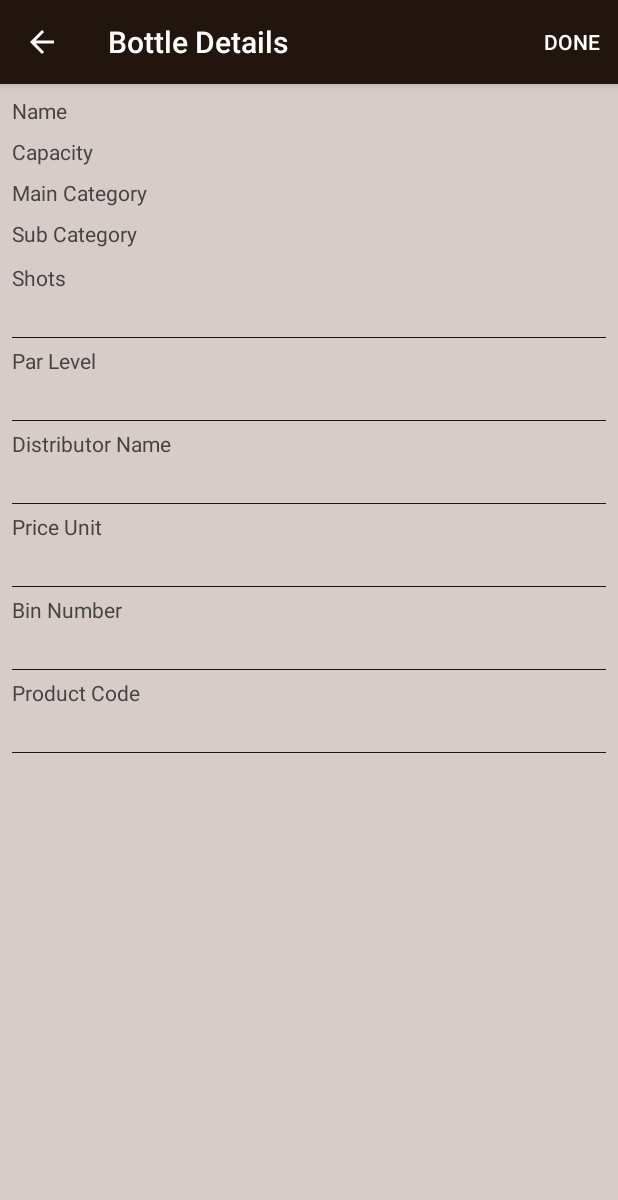
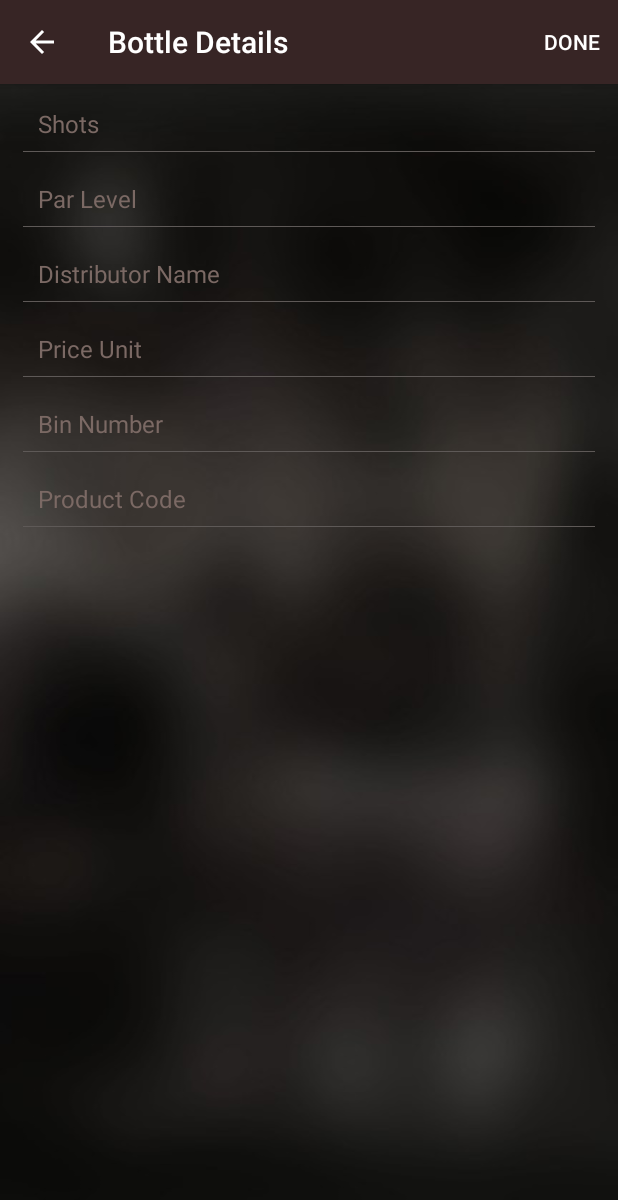
Before and after one commit to KyrosTechnologies/Bar, an Android app: the BottleDetails screen opened directly, with no data from a screen before it, on a phone screen of 412 x 824 dp. Shown: the top 1200 px of the screen. Run offline under Robolectric (Android 15) with nearby library versions, the phone set to English and light mode, and no system bars.

Commit message:
Latest Design

```diff
--- a/app/src/main/res/layout/activity_change_password.xml
+++ b/app/src/main/res/layout/activity_change_password.xml
@@ -17,7 +17,7 @@
         android:orientation="vertical"
         android:layout_margin="15dp">
         <EditText
-            android:layout_width="match_parent"
+            android:layout_width ="match_parent"
             android:layout_height="wrap_content"
             android:hint="Old Password"
             android:textColorHint="@color/edit"
--- a/app/src/main/res/layout/activity_purchase_list.xml
+++ b/app/src/main/res/layout/activity_purchase_list.xml
@@ -78,7 +78,8 @@
 
                         <FrameLayout
                             android:layout_width="match_parent"
-                            android:layout_height="wrap_content">
+                            android:layout_height="wrap_content"
+                            android:layout_marginTop="5dp">
 
                             <TextView
                                 android:layout_width="wrap_content"
--- a/app/src/main/res/layout/bottle_details.xml
+++ b/app/src/main/res/layout/bottle_details.xml
@@ -3,7 +3,7 @@
     android:orientation="vertical"
     android:layout_width="match_parent"
     android:layout_height="match_parent"
-    android:background="@color/backgroundcolor">
+    android:background="@drawable/splash">
 
     <ScrollView
         android:layout_width="match_parent"
@@ -18,151 +18,115 @@
         android:layout_width="match_parent"
         android:layout_height="match_parent"
         android:orientation="vertical"
-        android:layout_margin="8dp">
+        android:layout_margin="15dp">
 
-    <TextView
-        android:layout_width="wrap_content"
-        android:layout_height="wrap_content"
-        android:text="Name"
-        android:layout_marginBottom="8dp"
-        android:textColor="@color/lightblack"
-        android:textSize="14sp"/>
-
-        <TextView
-            android:layout_width="wrap_content"
-            android:layout_height="wrap_content"
-            android:text="Capacity"
-            android:layout_marginBottom="8dp"
-            android:textColor="@color/lightblack"
-            android:textSize="14sp"/>
-
-        <TextView
-            android:layout_width="wrap_content"
-            android:layout_height="wrap_content"
-            android:text="Main Category"
-            android:layout_marginBottom="8dp"
-            android:textColor="@color/lightblack"
-            android:textSize="14sp"/>
-
-        <TextView
-            android:layout_width="wrap_content"
-            android:layout_height="wrap_content"
-            android:text="Sub Category"
-            android:layout_marginBottom="10dp"
-            android:textColor="@color/lightblack"
-            android:textSize="14sp"/>
-
-        <TextView
-            android:layout_width="wrap_content"
-            android:layout_height="wrap_content"
-            android:text="Shots"
-            android:textColor="@color/lightblack"
-            android:textSize="14sp" />
         <EditText
             android:layout_width="match_parent"
             android:layout_height="wrap_content"
+            android:hint="Shots"
+            android:textColorHint="@color/edit"
             android:background="@android:color/transparent"
-            android:textColor="@color/lightblack"/>
+            android:textColor="@color/white"
+            android:textSize="16sp"
+            android:paddingLeft="10dp"
+            android:inputType="textPersonName"/>
 
         <View
             android:layout_width="match_parent"
-            android:layout_marginTop="5dp"
             android:layout_height="0.5dp"
-            android:background="@color/colorPrimary"/>
+            android:background="@color/edittext"
+            android:layout_marginTop="7dp"
+            android:layout_marginBottom="20dp"/>
 
-        <TextView
-            android:layout_width="wrap_content"
-            android:layout_height="wrap_content"
-            android:text="Par Level"
-            android:layout_marginTop="5dp"
-            android:textColor="@color/lightblack"
-            android:textSize="14sp" />
         <EditText
             android:layout_width="match_parent"
             android:layout_height="wrap_content"
+            android:hint="Par Level"
+            android:textColorHint="@color/edit"
             android:background="@android:color/transparent"
-            android:textColor="@color/lightblack"/>
+            android:textColor="@color/white"
+            android:paddingLeft="10dp"
+            android:textSize="16sp"
+            android:inputType="textPersonName"/>
 
         <View
             android:layout_width="match_parent"
-            android:layout_marginTop="5dp"
             android:layout_height="0.5dp"
-            android:background="@color/colorPrimary"/>
+            android:background="@color/edittext"
+            android:layout_marginTop="7dp"
+            android:layout_marginBottom="20dp"/>
 
-        <TextView
-            android:layout_width="wrap_content"
-            android:layout_height="wrap_content"
-            android:text="Distributor Name"
-            android:layout_marginTop="5dp"
-            android:textColor="@color/lightblack"
-            android:textSize="14sp" />
         <EditText
             android:layout_width="match_parent"
             android:layout_height="wrap_content"
+            android:hint="Distributor Name"
+            android:textColorHint="@color/edit"
             android:background="@android:color/transparent"
-            android:textColor="@color/lightblack"/>
+            android:textColor="@color/white"
+            android:paddingLeft="10dp"
+            android:textSize="16sp"
+            android:inputType="textPersonName"/>
 
         <View
             android:layout_width="match_parent"
-            android:layout_marginTop="5dp"
             android:layout_height="0.5dp"
-            android:background="@color/colorPrimary"/>
+            android:background="@color/edittext"
+            android:layout_marginTop="7dp"
+            android:layout_marginBottom="20dp"/>
 
-        <TextView
-            android:layout_width="wrap_content"
-            android:layout_height="wrap_content"
-            android:text="Price Unit"
-            android:layout_marginTop="5dp"
-            android:textColor="@color/lightblack"
-            android:textSize="14sp" />
         <EditText
             android:layout_width="match_parent"
             android:layout_height="wrap_content"
+            android:hint="Price Unit"
+            android:textColorHint="@color/edit"
             android:background="@android:color/transparent"
-            android:textColor="@color/lightblack"/>
+            android:textColor="@color/white"
+            android:paddingLeft="10dp"
+            android:textSize="16sp"
+            android:inputType="textPersonName"/>
 
         <View
             android:layout_width="match_parent"
-            android:layout_marginTop="5dp"
             android:layout_height="0.5dp"
-            android:background="@color/colorPrimary"/>
+            android:background="@color/edittext"
+            android:layout_marginTop="7dp"
+            android:layout_marginBottom="20dp"/>
 
-        <TextView
-            android:layout_width="wrap_content"
-            android:layout_height="wrap_content"
-            android:text="Bin Number"
-            android:layout_marginTop="5dp"
-            android:textColor="@color/lightblack"
-            android:textSize="14sp" />
         <EditText
             android:layout_width="match_parent"
             android:layout_height="wrap_content"
+            android:hint="Bin Number"
+            android:textColorHint="@color/edit"
             android:background="@android:color/transparent"
-            android:textColor="@color/lightblack"/>
+            android:textColor="@color/white"
+            android:paddingLeft="10dp"
+            android:textSize="16sp"
+            android:inputType="textPersonName"/>
+
         <View
             android:layout_width="match_parent"
-            android:layout_marginTop="5dp"
             android:layout_height="0.5dp"
-            android:background="@color/colorPrimary"/>
+            android:background="@color/edittext"
+            android:layout_marginTop="7dp"
+            android:layout_marginBottom="20dp"/>
 
-        <TextView
-            android:layout_width="wrap_content"
-            android:layout_height="wrap_content"
-            android:text="Product Code"
-            android:layout_marginTop="5dp"
-            android:textColor="@color/lightblack"
-            android:textSize="14sp" />
         <EditText
             android:layout_width="match_parent"
             android:layout_height="wrap_content"
+            android:hint="Product Code"
+            android:textColorHint="@color/edit"
             android:background="@android:color/transparent"
-            android:textColor="@color/lightblack"/>
+            android:textColor="@color/white"
+            android:paddingLeft="10dp"
+            android:textSize="16sp"
+            android:inputType="textPersonName"/>
 
         <View
             android:layout_width="match_parent"
-            android:layout_marginTop="5dp"
             android:layout_height="0.5dp"
-            android:background="@color/colorPrimary"/>
+            android:background="@color/edittext"
+            android:layout_marginTop="7dp"
+            android:layout_marginBottom="20dp"/>
 
     </LinearLayout>
 
--- a/app/src/main/res/values/colors.xml
+++ b/app/src/main/res/values/colors.xml
@@ -1,8 +1,8 @@
 <?xml version="1.0" encoding="utf-8"?>
 <resources>
-    <color name="colorPrimary">#21150e</color>
+    <color name="colorPrimary">#372525</color>
     <color name="colorPrimarytransparant">#6e795548</color>
-    <color name="colorPrimaryDark">#181616</color>
+    <color name="colorPrimaryDark">#573a3a</color>
     <color name="colorAccent">#FFFFFF</color>
     <color name="backgroundcolor">#D7CCC8</color>
     <color name="backgroundcolortransparent">#D7CCC8</color>
@@ -13,7 +13,7 @@
     <color name="lightblack">#FF454444</color>
     <color name="verlightblack">#545353</color>
     <color name="black">#000000</color>
-    <color name="edittext">#4e4a4a</color>
+    <color name="edittext">#5e5957</color>
     <color name="line_color">#dedddd</color>
     <color name="edit">#7b6964</color>
     <color name="smallline">#ffbca4</color>
```
Also changed, not shown: app/src/main/res/layout/distributordetails.xml (+10 -8 lines), app/src/main/res/layout/venue_summary.xml (+47 -42 lines).
